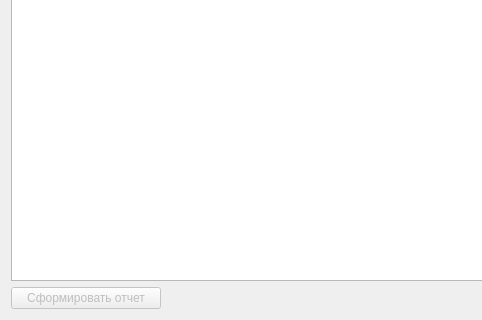
Before: the Qt Designer form forms/basetabwidget.ui in k0tvtapke/QtProject, drawn with Qt 5; both pictures show x 0 to 482 and y 229 to 549 of the 999 by 549 pixel window.
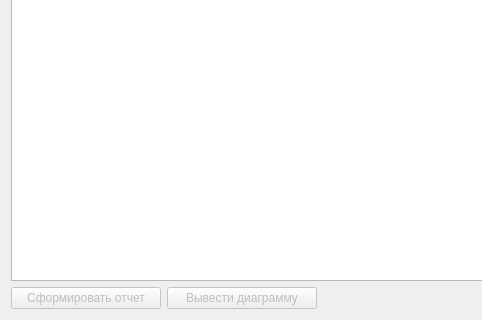
After: the same form once the commit is applied.

Patch:
```diff
--- a/forms/basetabwidget.ui
+++ b/forms/basetabwidget.ui
@@ -75,6 +75,22 @@
        </property>
       </widget>
      </item>
+     <item>
+      <widget class="QPushButton" name="showChartButton">
+       <property name="enabled">
+        <bool>false</bool>
+       </property>
+       <property name="minimumSize">
+        <size>
+         <width>150</width>
+         <height>0</height>
+        </size>
+       </property>
+       <property name="text">
+        <string>Вывести диаграмму</string>
+       </property>
+      </widget>
+     </item>
      <item>
       <spacer name="horizontalSpacer">
        <property name="orientation">
```
